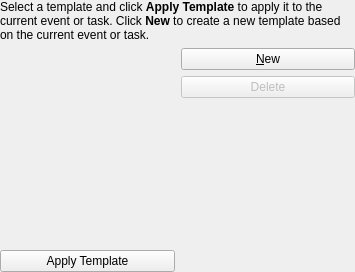
Old version of the form template_management_dialog_base.ui in the repository KDE/korganizer.
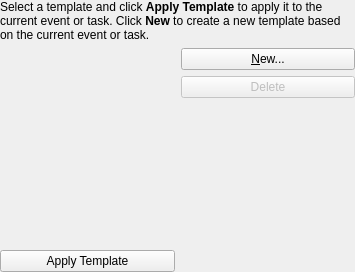
New version of the form. Custom widgets are drawn as their Qt base class.

```diff
--- a/template_management_dialog_base.ui
+++ b/template_management_dialog_base.ui
@@ -28,7 +28,7 @@
    <item row="1" column="1" >
     <widget class="QPushButton" name="m_buttonAdd" >
      <property name="text" >
-      <string>&amp;New</string>
+      <string>&amp;New...</string>
      </property>
     </widget>
    </item>
```
